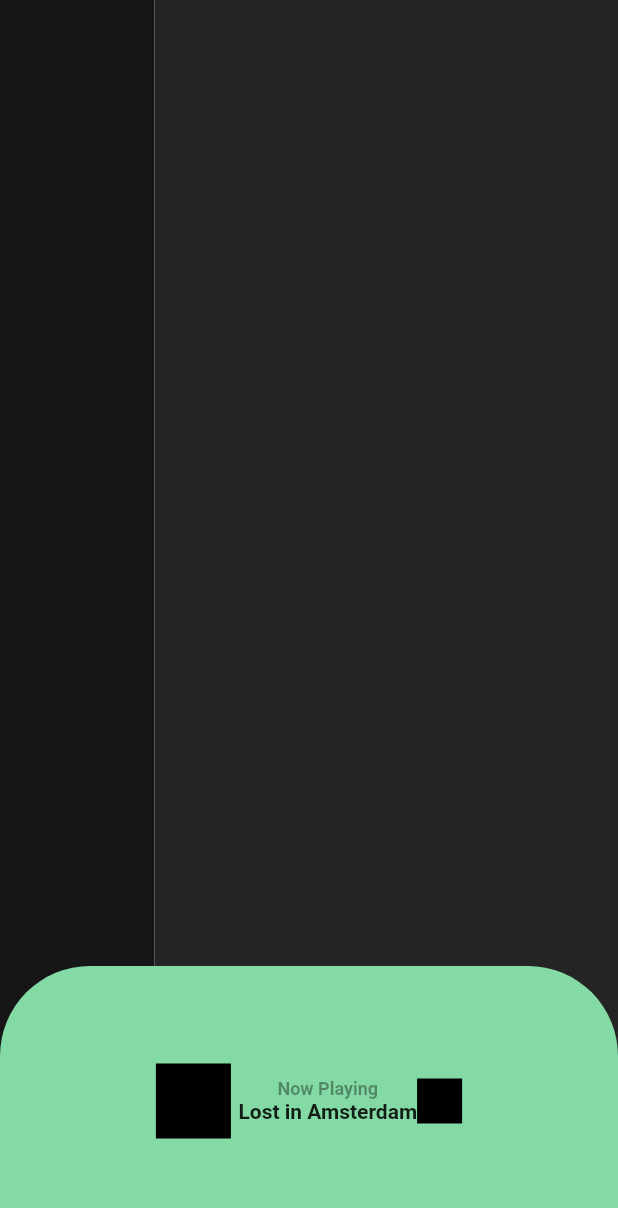
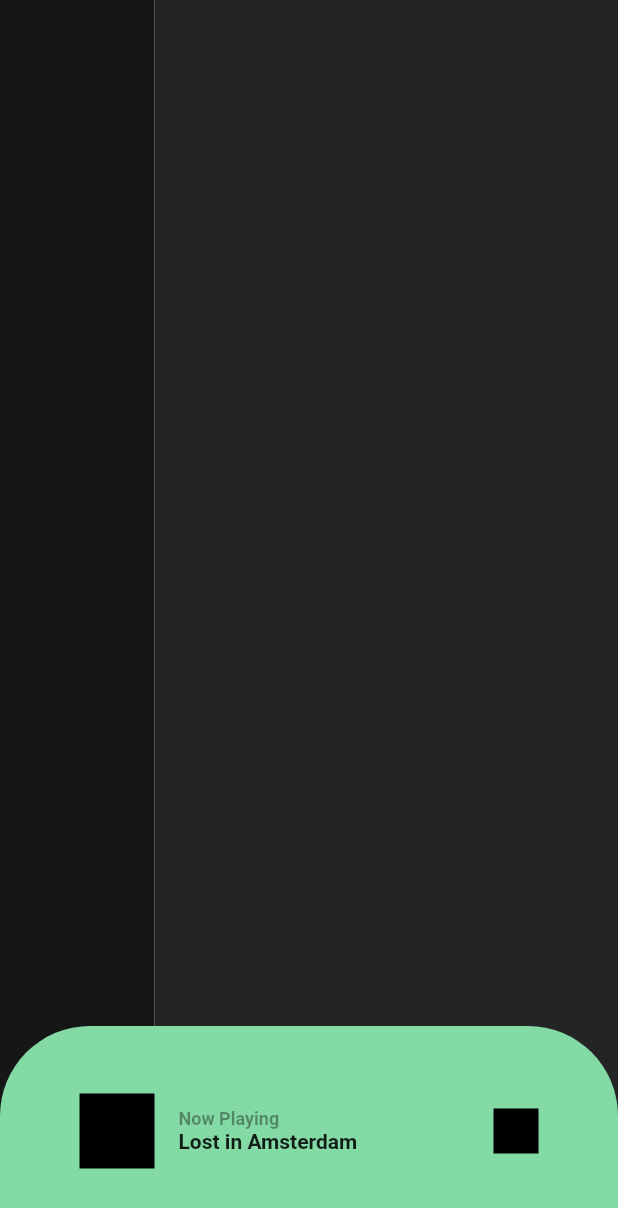
Before and after one commit to BernatCasanas/Song_Dispositius, a Flutter app: the screen it shows after launch, on a phone screen of 412 x 824 dp. Shown: the top 1208 px of the screen. Run offline on Flutter 3.47's test engine with Material 2 defaults, Android fonts, the phone set to English and light mode, and no system bars; missing offline and left inert: dart:html.

Commit message:
done wothout images songplaying

```diff
--- a/myapp/lib/SongPlaying.dart
+++ b/myapp/lib/SongPlaying.dart
@@ -7,7 +7,7 @@ class SongPlaying extends StatelessWidget {
   @override
   Widget build(BuildContext context) {
     return Container(
-      height: 180,
+      height: 140,
       decoration: BoxDecoration(
         borderRadius: BorderRadius.vertical(
           top: Radius.circular(60),
@@ -22,26 +22,38 @@ class SongPlaying extends StatelessWidget {
             height: 50,
             color: Colors.black,
           ),
-          SizedBox(width: 5),
+          SizedBox(width: 16),
           Column(
             mainAxisAlignment: MainAxisAlignment.center,
             children: [
-              Text(
+              Align(
+                alignment: Alignment.centerLeft,
+                child: Container(
+                  width: 140,
+                  child: Text(
                     "Now Playing",
                     style: TextStyle(
                         fontSize: 12,
                         color: Colors.black38,
                         fontWeight: FontWeight.bold),
-                    textAlign: TextAlign.left,
                   ),
-              Text(
+                ),
+              ),
+              Align(
+                alignment: Alignment.centerLeft,
+                child: Container(
+                  width: 140,
+                  child: Text(
                     "Lost in Amsterdam",
                     style: TextStyle(
                       fontWeight: FontWeight.bold,
                     ),
                   ),
+                ),
+              ),
             ],
           ),
+          SizedBox(width: 70),
           Container(
             width: 30,
             height: 30,
--- a/myapp/lib/main.dart
+++ b/myapp/lib/main.dart
@@ -39,7 +39,7 @@ class MainPage extends StatelessWidget {
         children: [
           UserPanel(),
           Align(
-            alignment: Alignment.bottomRight,
+            alignment: Alignment.bottomCenter,
             child: SongPlaying(),
           ),
         ],
```
Lines whose indentation alone changed are shown as unchanged.
